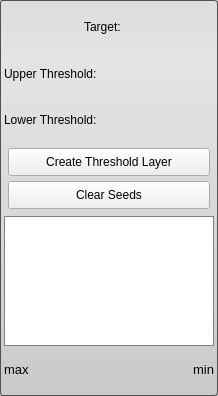
Before: the Qt Designer form Interface/ToolInterface/ThresholdToolInterface.ui in jessdtate/Seg3D, drawn with Qt 5.
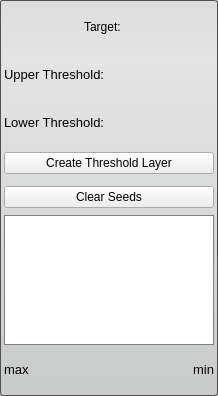
After: the same form once the commit is applied.

The edit to the form file:
```diff
--- a/Interface/ToolInterface/ThresholdToolInterface.ui
+++ b/Interface/ToolInterface/ThresholdToolInterface.ui
@@ -43,9 +43,9 @@
 	border: 1px solid gray;
 }</string>
   </property>
-  <layout class="QVBoxLayout" name="verticalLayout">
+  <layout class="QVBoxLayout" name="verticalLayout_4">
    <property name="spacing">
-    <number>0</number>
+    <number>2</number>
    </property>
    <property name="margin">
     <number>4</number>
@@ -92,6 +92,11 @@
       </property>
       <item>
        <widget class="QLabel" name="upperLabel">
+        <property name="font">
+         <font>
+          <pointsize>10</pointsize>
+         </font>
+        </property>
         <property name="text">
          <string>Upper Threshold:</string>
         </property>
@@ -111,6 +116,11 @@
       </property>
       <item>
        <widget class="QLabel" name="lowerLabel">
+        <property name="font">
+         <font>
+          <pointsize>10</pointsize>
+         </font>
+        </property>
         <property name="text">
          <string>Lower Threshold:</string>
         </property>
@@ -124,15 +134,21 @@
      <property name="minimumSize">
       <size>
        <width>0</width>
-       <height>73</height>
+       <height>32</height>
       </size>
      </property>
-     <layout class="QVBoxLayout" name="verticalLayout_4">
+     <property name="maximumSize">
+      <size>
+       <width>16777215</width>
+       <height>32</height>
+      </size>
+     </property>
+     <layout class="QHBoxLayout" name="horizontalLayout">
       <property name="spacing">
-       <number>4</number>
+       <number>0</number>
       </property>
       <property name="margin">
-       <number>4</number>
+       <number>0</number>
       </property>
       <item>
        <widget class="QPushButton" name="createThresholdLayerButton">
@@ -142,23 +158,35 @@
           <verstretch>0</verstretch>
          </sizepolicy>
         </property>
-        <property name="minimumSize">
-         <size>
-          <width>0</width>
-          <height>28</height>
-         </size>
-        </property>
-        <property name="maximumSize">
-         <size>
-          <width>16777215</width>
-          <height>28</height>
-         </size>
-        </property>
         <property name="text">
          <string>Create Threshold Layer</string>
         </property>
        </widget>
       </item>
+     </layout>
+    </widget>
+   </item>
+   <item>
+    <widget class="QWidget" name="widget_6" native="true">
+     <property name="minimumSize">
+      <size>
+       <width>0</width>
+       <height>32</height>
+      </size>
+     </property>
+     <property name="maximumSize">
+      <size>
+       <width>16777215</width>
+       <height>32</height>
+      </size>
+     </property>
+     <layout class="QVBoxLayout" name="verticalLayout">
+      <property name="spacing">
+       <number>0</number>
+      </property>
+      <property name="margin">
+       <number>0</number>
+      </property>
       <item>
        <widget class="QPushButton" name="clearSeedsButton">
         <property name="sizePolicy">
@@ -167,18 +195,6 @@
           <verstretch>0</verstretch>
          </sizepolicy>
         </property>
-        <property name="minimumSize">
-         <size>
-          <width>0</width>
-          <height>28</height>
-         </size>
-        </property>
-        <property name="maximumSize">
-         <size>
-          <width>16777215</width>
-          <height>28</height>
-         </size>
-        </property>
         <property name="text">
          <string>Clear Seeds</string>
         </property>
```
